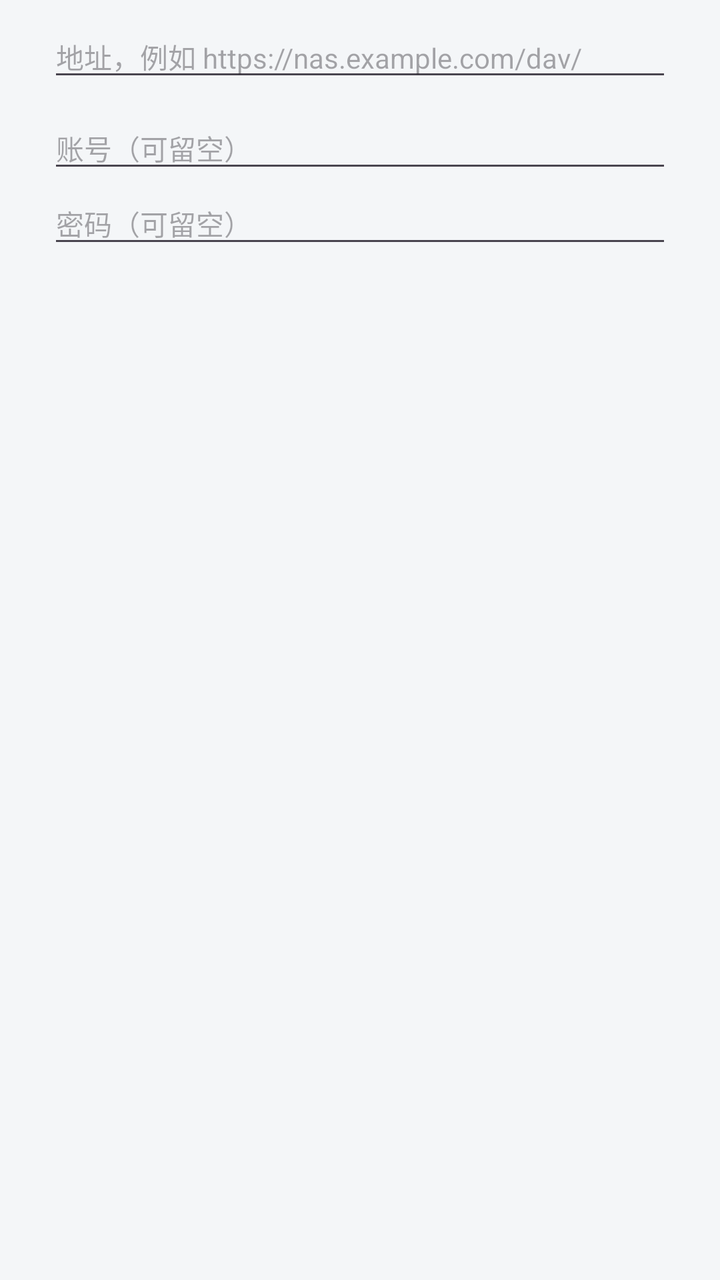
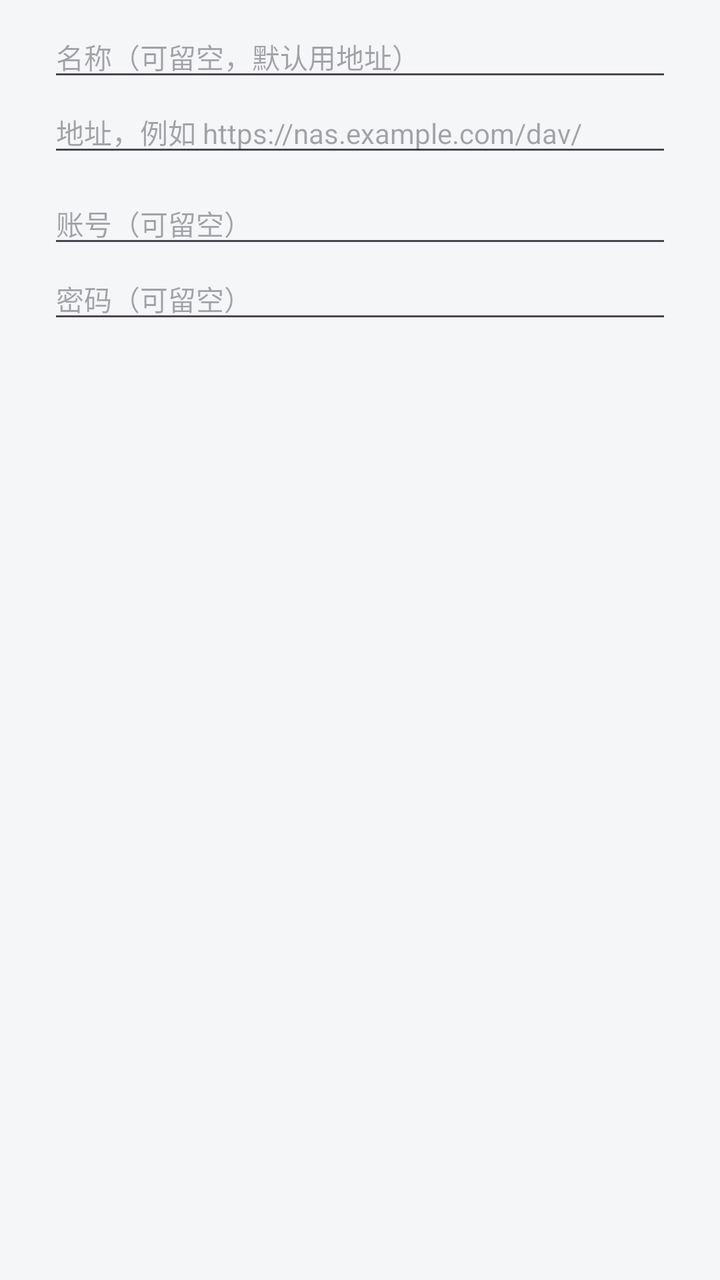

Two renders of the same Android screen: before a commit and after it. Below are the layout's source before the change and the commit's diff.
<!-- AndroidManifest.xml: application theme Theme.NasComic -->
<!-- res/layout/dialog_remote.xml -->
<?xml version="1.0" encoding="utf-8"?>
<LinearLayout xmlns:android="http://schemas.android.com/apk/res/android"
    android:layout_width="match_parent"
    android:layout_height="wrap_content"
    android:orientation="vertical"
    android:paddingHorizontal="24dp"
    android:paddingTop="8dp">

    <EditText
        android:id="@+id/remote_endpoint"
        android:layout_width="match_parent"
        android:layout_height="wrap_content"
        android:hint="@string/remote_endpoint_hint"
        android:inputType="textUri"
        android:maxLines="1"
        android:textSize="14sp" />

    <EditText
        android:id="@+id/remote_account"
        android:layout_width="match_parent"
        android:layout_height="wrap_content"
        android:layout_marginTop="8dp"
        android:hint="@string/remote_account_hint"
        android:inputType="text"
        android:maxLines="1"
        android:textSize="14sp" />

    <EditText
        android:id="@+id/remote_password"
        android:layout_width="match_parent"
        android:layout_height="wrap_content"
        android:hint="@string/remote_password_hint"
        android:inputType="textPassword"
        android:maxLines="1"
        android:textSize="14sp" />

</LinearLayout>
<!-- resources referenced by this layout -->
<resources>
  <string name="remote_account_hint">账号（可留空）</string>
  <string name="remote_endpoint_hint">地址，例如 https://nas.example.com/dav/</string>
  <string name="remote_password_hint">密码（可留空）</string>
  <style name="Theme.NasComic" parent="Theme.Material3.DayNight.NoActionBar">
          <item name="colorPrimary">@color/brand_indigo</item>
          <item name="colorOnPrimary">#FFFFFF</item>
          <item name="colorSurface">@color/shell_background</item>
          <item name="colorOnSurface">@color/shell_ink</item>
          <item name="android:windowBackground">@color/shell_background</item>
          <item name="android:statusBarColor">@color/shell_background</item>
          <item name="android:windowLightStatusBar">true</item>
      </style>
  <color name="brand_indigo">#2F5FD0</color>
  <color name="shell_background">#F4F6F8</color>
  <color name="shell_ink">#22262B</color>
</resources>

<!-- the commit's change to res/layout/dialog_remote.xml (unified diff, before → after) -->
@@ -5,6 +5,15 @@
     android:orientation="vertical"
     android:paddingHorizontal="24dp"
     android:paddingTop="8dp">
+
+    <EditText
+        android:id="@+id/remote_label"
+        android:layout_width="match_parent"
+        android:layout_height="wrap_content"
+        android:hint="@string/source_label_hint"
+        android:inputType="text"
+        android:maxLines="1"
+        android:textSize="14sp" />
 
     <EditText
         android:id="@+id/remote_endpoint"
<!-- resource entries referenced after the edit -->
@@ -3,7 +3,8 @@
   <string name="remote_account_hint">账号（可留空）</string>
   <string name="remote_endpoint_hint">地址，例如 https://nas.example.com/dav/</string>
   <string name="remote_password_hint">密码（可留空）</string>
-  <style name="Theme.NasComic" parent="Theme.Material3.DayNight.NoActionBar">
+  <string name="source_label_hint">名称（可留空，默认用地址）</string>
+  <style name="Theme.NasComic" parent="Theme.Material3.Light.NoActionBar">
           <item name="colorPrimary">@color/brand_indigo</item>
           <item name="colorOnPrimary">#FFFFFF</item>
           <item name="colorSurface">@color/shell_background</item>
